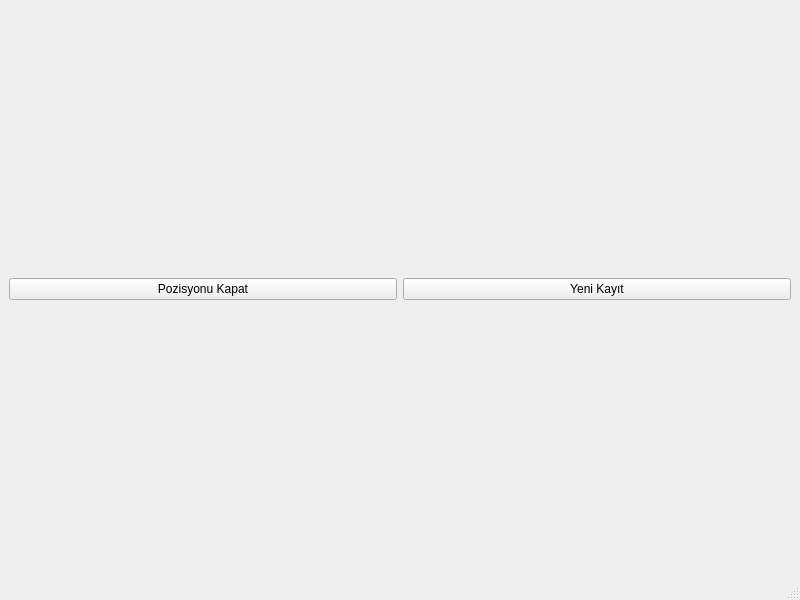
The window that gui/mainwindow.ui (cihansenyuz/tax-calc) describes before a commit, drawn with Qt 5.
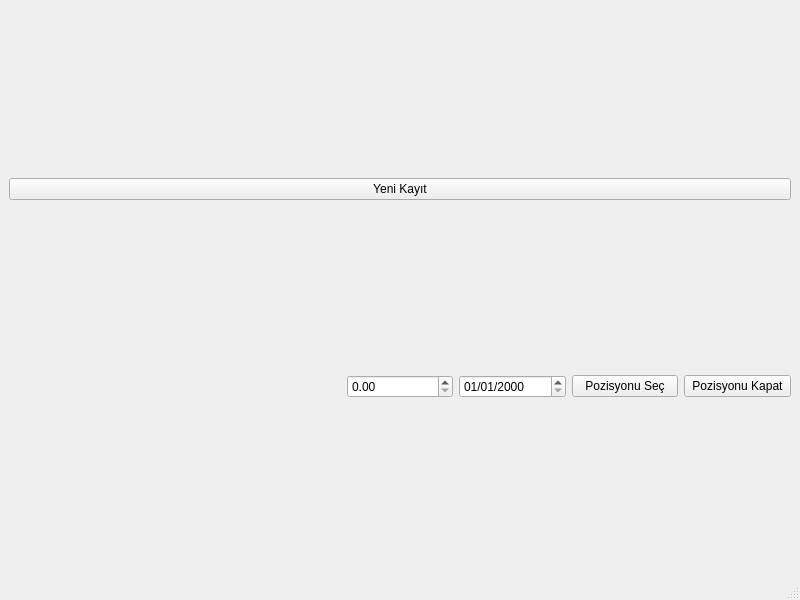
The same window after the commit.

Commit message: add widgets to close a position and implement logic

Patch:
```diff
--- a/gui/mainwindow.ui
+++ b/gui/mainwindow.ui
@@ -20,13 +20,6 @@
     </item>
     <item>
      <layout class="QHBoxLayout" name="horizontalLayout">
-      <item>
-       <widget class="QPushButton" name="closeTransactionButton">
-        <property name="text">
-         <string>Pozisyonu Kapat</string>
-        </property>
-       </widget>
-      </item>
       <item>
        <widget class="QPushButton" name="createButton">
         <property name="text">
@@ -36,6 +29,55 @@
       </item>
      </layout>
     </item>
+    <item>
+     <layout class="QHBoxLayout" name="horizontalLayout_2">
+      <item>
+       <widget class="QLabel" name="IDlabel">
+        <property name="text">
+         <string/>
+        </property>
+       </widget>
+      </item>
+      <item>
+       <widget class="QLabel" name="symbolLabel">
+        <property name="text">
+         <string/>
+        </property>
+       </widget>
+      </item>
+      <item>
+       <widget class="QLabel" name="quantityLabel">
+        <property name="text">
+         <string/>
+        </property>
+       </widget>
+      </item>
+      <item>
+       <widget class="QDoubleSpinBox" name="sellPriceSpinBox"/>
+      </item>
+      <item>
+       <widget class="QDateEdit" name="sellDateEdit">
+        <property name="displayFormat">
+         <string>dd/MM/yyyy</string>
+        </property>
+       </widget>
+      </item>
+      <item>
+       <widget class="QPushButton" name="selectButton">
+        <property name="text">
+         <string>Pozisyonu Seç</string>
+        </property>
+       </widget>
+      </item>
+      <item>
+       <widget class="QPushButton" name="closeTransactionButton">
+        <property name="text">
+         <string>Pozisyonu Kapat</string>
+        </property>
+       </widget>
+      </item>
+     </layout>
+    </item>
    </layout>
   </widget>
   <widget class="QMenuBar" name="menubar">
```
The commit also changes 1 other file.
